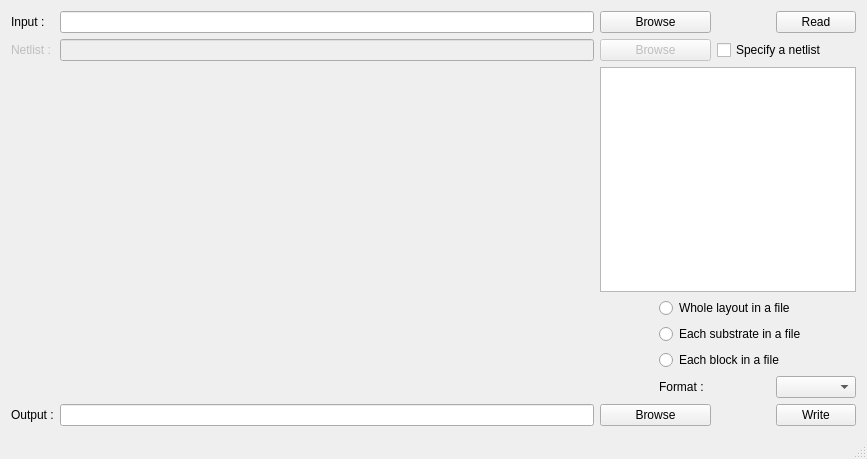
Old version of the form src/mainwindow.ui in the repository thomaslepoix/Qucs-RFlayout.
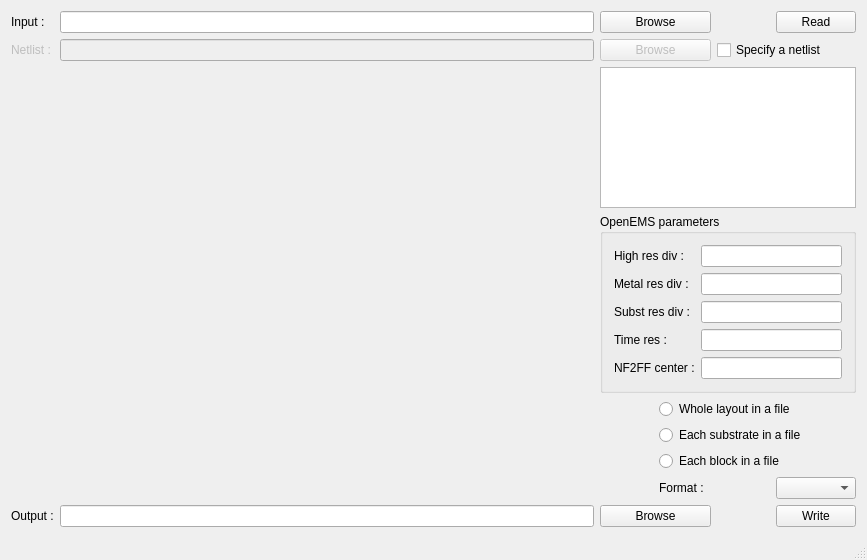
New version of the form. Custom widgets are drawn as their Qt base class.

Patch:
```diff
--- a/src/mainwindow.ui
+++ b/src/mainwindow.ui
@@ -7,15 +7,15 @@
     <x>0</x>
     <y>0</y>
     <width>867</width>
-    <height>459</height>
+    <height>560</height>
    </rect>
   </property>
   <property name="windowTitle">
    <string>Qucs-RFlayout</string>
   </property>
-  <widget class="QWidget" name="centralWidget">
-   <layout class="QGridLayout" name="gridLayout">
-    <item row="5" column="3" colspan="3">
+  <widget class="QWidget" name="w_main">
+   <layout class="QGridLayout" name="gl_main">
+    <item row="10" column="3" colspan="3">
      <widget class="QRadioButton" name="rb_export_each_block">
       <property name="focusPolicy">
        <enum>Qt::NoFocus</enum>
@@ -38,7 +38,7 @@
       </property>
      </widget>
     </item>
-    <item row="7" column="0">
+    <item row="12" column="0">
      <widget class="QLabel" name="l_output">
       <property name="text">
        <string>Output :</string>
@@ -55,13 +55,13 @@
       </property>
      </widget>
     </item>
-    <item row="7" column="1">
+    <item row="12" column="1">
      <widget class="QLineEdit" name="le_path_out"/>
     </item>
     <item row="2" column="2" colspan="4">
      <widget class="QTextBrowser" name="tb_log"/>
     </item>
-    <item row="4" column="3" colspan="3">
+    <item row="9" column="3" colspan="3">
      <widget class="QRadioButton" name="rb_export_each_subst">
       <property name="focusPolicy">
        <enum>Qt::NoFocus</enum>
@@ -71,7 +71,86 @@
       </property>
      </widget>
     </item>
-    <item row="7" column="2" colspan="2">
+    <item row="3" column="2" rowspan="5" colspan="4">
+     <widget class="QGroupBox" name="gb_oems">
+      <property name="title">
+       <string>OpenEMS parameters</string>
+      </property>
+      <layout class="QGridLayout" name="gl_oems">
+       <item row="3" column="2">
+        <widget class="QLabel" name="l_oems_highres_div">
+         <property name="toolTip">
+          <string>High mesh resolution divisor</string>
+         </property>
+         <property name="text">
+          <string>High res div :</string>
+         </property>
+        </widget>
+       </item>
+       <item row="4" column="2">
+        <widget class="QLabel" name="l_oems_metalres_div">
+         <property name="toolTip">
+          <string>Metal mesh resolution divisor</string>
+         </property>
+         <property name="text">
+          <string>Metal res div :</string>
+         </property>
+        </widget>
+       </item>
+       <item row="5" column="2">
+        <widget class="QLabel" name="l_oems_substres_div">
+         <property name="toolTip">
+          <string>Substrate mesh resolution divisor</string>
+         </property>
+         <property name="text">
+          <string>Subst res div :</string>
+         </property>
+        </widget>
+       </item>
+       <item row="6" column="2">
+        <widget class="QLabel" name="l_oems_timeres">
+         <property name="toolTip">
+          <string>Timestep number before forced simulation end</string>
+         </property>
+         <property name="text">
+          <string>Time res :</string>
+         </property>
+        </widget>
+       </item>
+       <item row="7" column="2">
+        <widget class="QLabel" name="l_oems_nf2ff_center">
+         <property name="toolTip">
+          <string>Far field radiation center
+Should be a component label</string>
+         </property>
+         <property name="text">
+          <string>NF2FF center :</string>
+         </property>
+        </widget>
+       </item>
+       <item row="3" column="5">
+        <widget class="QLineEdit" name="le_oems_highres_div"/>
+       </item>
+       <item row="4" column="5">
+        <widget class="QLineEdit" name="le_oems_metalres_div"/>
+       </item>
+       <item row="5" column="5">
+        <widget class="QLineEdit" name="le_oems_substres_div"/>
+       </item>
+       <item row="6" column="5">
+        <widget class="QLineEdit" name="le_oems_timeres"/>
+       </item>
+       <item row="7" column="5">
+        <widget class="QLineEdit" name="le_oems_nf2ff_center">
+         <property name="acceptDrops">
+          <bool>true</bool>
+         </property>
+        </widget>
+       </item>
+      </layout>
+     </widget>
+    </item>
+    <item row="12" column="2" colspan="2">
      <widget class="QPushButton" name="pb_browse_out">
       <property name="text">
        <string>Browse</string>
@@ -88,10 +167,10 @@
       </property>
      </widget>
     </item>
-    <item row="2" column="0" rowspan="5" colspan="2">
+    <item row="2" column="0" rowspan="10" colspan="2">
      <widget class="Preview" name="glw_preview" native="true"/>
     </item>
-    <item row="6" column="5">
+    <item row="11" column="5">
      <widget class="QComboBox" name="cb_format"/>
     </item>
     <item row="0" column="2" colspan="2">
@@ -101,14 +180,14 @@
       </property>
      </widget>
     </item>
-    <item row="6" column="3" colspan="2">
+    <item row="11" column="3" colspan="2">
      <widget class="QLabel" name="l_format">
       <property name="text">
        <string>Format :</string>
       </property>
      </widget>
     </item>
-    <item row="7" column="5">
+    <item row="12" column="5">
      <widget class="QPushButton" name="pb_write">
       <property name="text">
        <string>Write</string>
@@ -139,7 +218,7 @@
       </property>
      </widget>
     </item>
-    <item row="3" column="3" colspan="3">
+    <item row="8" column="3" colspan="3">
      <widget class="QRadioButton" name="rb_export_whole">
       <property name="focusPolicy">
        <enum>Qt::NoFocus</enum>
```
Left out of the diff: 3 changed lines with no effect on the pictures.
